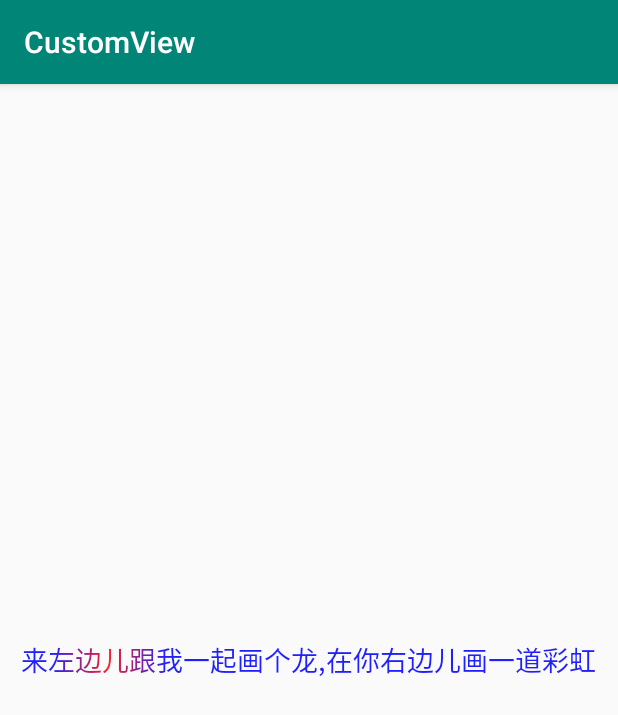
After one commit to NicoleCN/CustomView, an Android app: the ShinnyActivity screen opened directly, with no data from a screen before it, on a phone screen of 412 x 824 dp. The commit adds this screen. Shown: the top 715 px of the screen. Run offline under Robolectric (Android 15) with nearby library versions, the phone set to English and light mode, and no system bars.

Commit message:
增加闪烁的文字

```diff
--- a/app/src/main/AndroidManifest.xml
+++ b/app/src/main/AndroidManifest.xml
@@ -60,6 +60,8 @@
         <activity
             android:name=".verify.VerifyActivity"
             android:screenOrientation="portrait" />
+        <activity android:name=".shinny.ShinnyActivity"
+            android:screenOrientation="portrait"/>
     </application>
 
 </manifest>
--- a/app/src/main/java/com/example/customview/MainActivity.java
+++ b/app/src/main/java/com/example/customview/MainActivity.java
@@ -14,6 +14,7 @@ import com.example.customview.loopview.LoopViewActivity;
 import com.example.customview.movearoundlayout.MoveAroundActivity;
 import com.example.customview.ninepicture.NineCellActivity;
 import com.example.customview.shadow.ShadowActivity;
+import com.example.customview.shinny.ShinnyActivity;
 import com.example.customview.threed.ThreeDActivity;
 import com.example.customview.verify.VerifyActivity;
 import com.example.customview.xfermode.XFerModeActivity;
@@ -76,4 +77,8 @@ public class MainActivity extends BaseActivity {
     public void verifyCode(View view) {
         startAct(VerifyActivity.class);
     }
+
+    public void shinny(View view) {
+        startAct(ShinnyActivity.class);
+    }
 }
--- /dev/null
+++ b/app/src/main/java/com/example/customview/shinny/ShinnyActivity.java
@@ -0,0 +1,17 @@
+package com.example.customview.shinny;
+
+import com.example.customview.R;
+import com.example.customview.base.BaseActivity;
+
+/***
+ * @date 2019-11-08 09:40
+ * @author BoXun.Zhao
+ * @description
+ */
+public class ShinnyActivity extends BaseActivity {
+    @Override
+    protected int getLayoutId() {
+        return R.layout.activity_shinny_layout;
+    }
+
+}
--- /dev/null
+++ b/app/src/main/java/com/example/customview/shinny/ShinnyTextView.java
@@ -0,0 +1,89 @@
+package com.example.customview.shinny;
+
+import android.content.Context;
+import android.graphics.Canvas;
+import android.graphics.Color;
+import android.graphics.LinearGradient;
+import android.graphics.Matrix;
+import android.graphics.Paint;
+import android.graphics.Shader;
+import android.util.AttributeSet;
+
+import androidx.appcompat.widget.AppCompatTextView;
+
+/***
+ * @date 2019-11-08 09:38
+ * @author BoXun.Zhao
+ * @description
+ */
+public class ShinnyTextView extends AppCompatTextView {
+    /**
+     * 画笔
+     */
+    private Paint mPaint;
+    /**
+     * 宽度
+     */
+    private int mViewWidth;
+    /**
+     * 线性渐变对象
+     */
+    private LinearGradient mLinearGradient;
+    /**
+     * 矩阵对象
+     */
+    private Matrix mGradientMatrix;
+    /**
+     * 平移距离
+     */
+    private int mTranslate;
+
+    public ShinnyTextView(Context context) {
+        this(context, null);
+    }
+
+    public ShinnyTextView(Context context, AttributeSet attrs) {
+        this(context, attrs, 0);
+    }
+
+    public ShinnyTextView(Context context, AttributeSet attrs, int defStyleAttr) {
+        super(context, attrs, defStyleAttr);
+    }
+
+    @Override
+    protected void onSizeChanged(int w, int h, int oldw, int oldh) {
+        super.onSizeChanged(w, h, oldw, oldh);
+        if (mViewWidth == 0) {
+            mViewWidth = getMeasuredWidth();
+            if (mViewWidth > 0) {
+                mPaint = getPaint();
+                mLinearGradient = new LinearGradient(
+                        0,
+                        0,
+                        mViewWidth / 5,
+                        0,
+                        new int[]{Color.BLUE, Color.RED, Color.BLUE},
+                        null,
+                        Shader.TileMode.CLAMP);
+                mPaint.setShader(mLinearGradient);
+                mGradientMatrix = new Matrix();
+            }
+        }
+    }
+
+    @Override
+    protected void onDraw(Canvas canvas) {
+        //绘制文字之前
+        super.onDraw(canvas);
+        //绘制文字之后
+        if (mGradientMatrix != null) {
+            mTranslate += 10;
+            if (mTranslate > mViewWidth) {//决定文字闪烁的频繁:快慢
+                mTranslate = -mViewWidth / 10;
+            }
+            mGradientMatrix.setTranslate(mTranslate, 0);
+            mLinearGradient.setLocalMatrix(mGradientMatrix);
+            postInvalidateDelayed(10);
+        }
+    }
+}
--- a/app/src/main/res/layout/activity_main.xml
+++ b/app/src/main/res/layout/activity_main.xml
@@ -100,6 +100,13 @@
             android:onClick="verifyCode"
             android:text="验证码" />
 
+        <Button
+            android:layout_width="match_parent"
+            android:layout_height="50dp"
+            android:layout_marginTop="20dp"
+            android:onClick="shinny"
+            android:text="文字闪烁" />
+
     </LinearLayout>
 
 
--- /dev/null
+++ b/app/src/main/res/layout/activity_shinny_layout.xml
@@ -0,0 +1,13 @@
+<?xml version="1.0" encoding="utf-8"?>
+<RelativeLayout xmlns:android="http://schemas.android.com/apk/res/android"
+    android:layout_width="match_parent"
+    android:layout_height="match_parent"
+    >
+
+    <com.example.customview.shinny.ShinnyTextView
+        android:layout_width="wrap_content"
+        android:layout_height="wrap_content"
+        android:textSize="18sp"
+        android:layout_centerInParent="true"
+        android:text="来左边儿跟我一起画个龙,在你右边儿画一道彩虹"/>
+</RelativeLayout>
```
